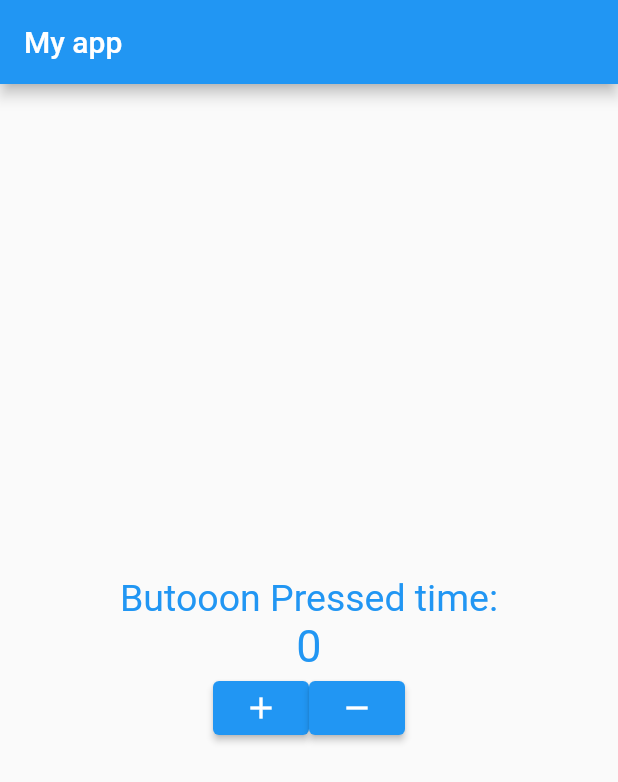
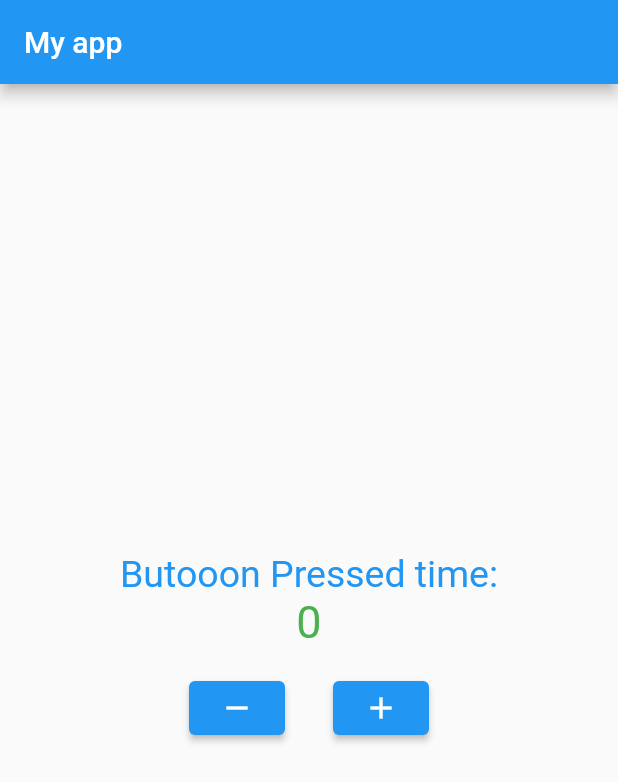
Before and after one commit to SHermukhammadjon/dart_basics, a Flutter app: the screen it shows after launch, on a phone screen of 412 x 824 dp. Shown: the top 782 px of the screen. Run offline on Flutter 3.47's test engine with Material 2 defaults, Android fonts, the phone set to English and light mode, and no system bars.

Commit message:
I added when user click button chnage color

```diff
--- a/first_app/lib/main.dart
+++ b/first_app/lib/main.dart
@@ -41,19 +41,44 @@ class MyStateFullWidget extends State<MyStateFull> {
         //       });
         //     },
         // child: const Icon(Icons.add)),
-        body: Column(mainAxisAlignment: MainAxisAlignment.center, children: <
-            Widget>[
-          Row(mainAxisAlignment: MainAxisAlignment.center, children: <Widget>[
+        body: Column(
+            mainAxisAlignment: MainAxisAlignment.center,
+            children: <Widget>[
+              Row(
+                  mainAxisAlignment: MainAxisAlignment.center,
+                  children: <Widget>[
                     const Text("Butooon Pressed time:",
                         style: TextStyle(fontSize: 25.0, color: Colors.blue)),
                   ]),
-          Row(mainAxisAlignment: MainAxisAlignment.center, children: <Widget>[
+              Row(
+                  mainAxisAlignment: MainAxisAlignment.center,
+                  children: <Widget>[
                     Text("${widget.n}",
-                style: const TextStyle(fontSize: 30.0, color: Colors.blue)),
+                        style: TextStyle(
+                            fontSize: 30.0,
+                            color: widget.n >= 0 ? Colors.green : Colors.red)),
                   ]),
-          Row(mainAxisAlignment: MainAxisAlignment.center, children: <Widget>[
-            ElevatedButton(onPressed: () {}, child: const Icon(Icons.add)),
-            ElevatedButton(onPressed: () {}, child: const Icon(Icons.remove))
+              Row(
+                  mainAxisAlignment: MainAxisAlignment.center,
+                  children: <Widget>[
+                    Container(
+                        margin: EdgeInsets.all(16.0),
+                        child: ElevatedButton(
+                            onPressed: () {
+                              setState(() {
+                                widget.n--;
+                              });
+                            },
+                            child: const Icon(Icons.remove))),
+                    Container(
+                        margin: EdgeInsets.all(16.0),
+                        child: ElevatedButton(
+                            onPressed: () {
+                              setState(() {
+                                widget.n++;
+                              });
+                            },
+                            child: const Icon(Icons.add))),
                   ])
             ]));
   }
```
Lines whose indentation alone changed are shown as unchanged.
